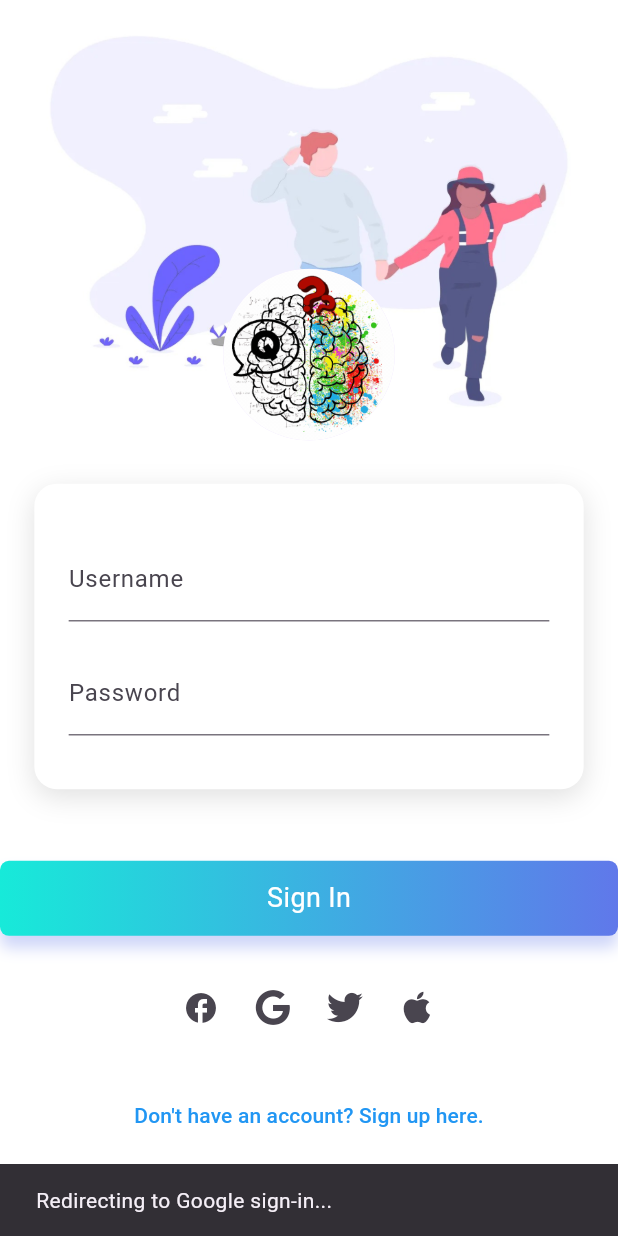
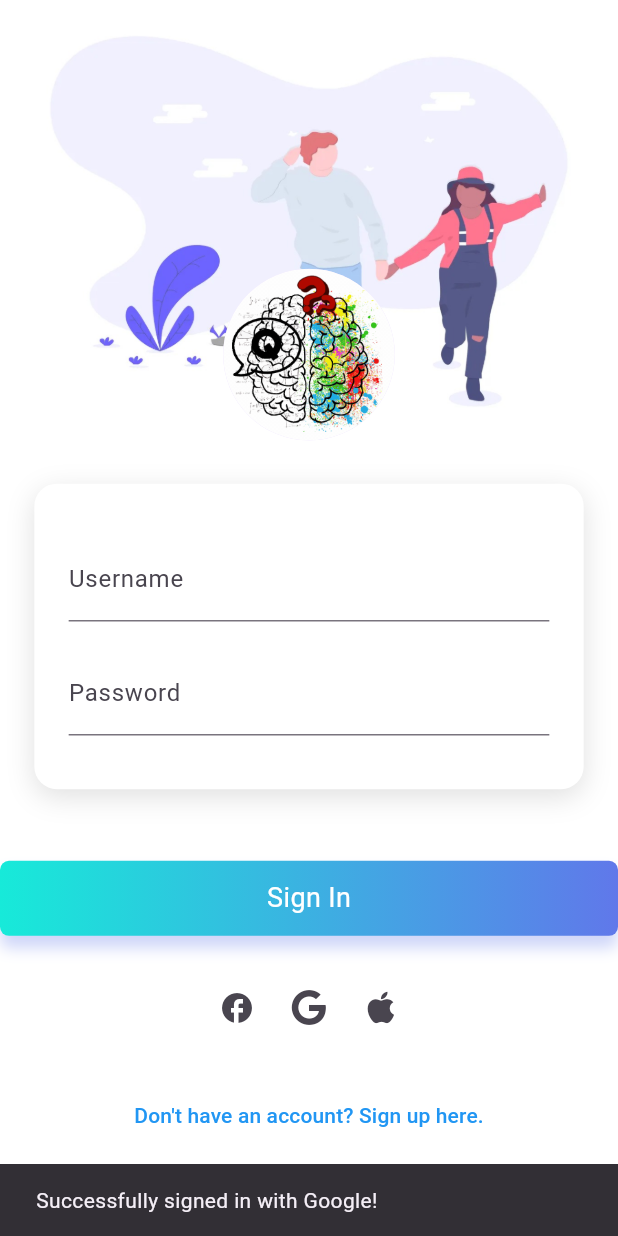
Before and after one commit to lamalover313/The-TriviaGO, a Flutter app: the screen it shows after launch, after a tap on an icon or button, on a phone screen of 412 x 824 dp. Run offline on Flutter 3.47's test engine with Material 3 defaults, Android fonts, the phone set to English and light mode, and no system bars; our stand-ins replace firebase_auth, firebase_core, flutter_screenutil, font_awesome_flutter, go_router, google_sign_in; accounts and stored records are empty; Roboto replaces fonts that are missing (Poppins-Bold).

Commit message:
google authorization

```diff
--- a/lib/pages/login_pages/social_icons/social_icons.dart
+++ b/lib/pages/login_pages/social_icons/social_icons.dart
@@ -1,21 +1,19 @@
 import 'package:flutter/material.dart';
-import 'social_platforms.dart';
-import 'social_snackbar.dart';
+import 'package:myapp/pages/login_pages/social_icons/social_platforms.dart';
 
 class SocialIcons extends StatelessWidget {
   const SocialIcons({super.key});
 
   @override
   Widget build(BuildContext context) {
+    final socialPlatforms = SocialPlatforms.getPlatforms(context);
+
     return Row(
       mainAxisAlignment: MainAxisAlignment.center,
       children: socialPlatforms.map((platform) {
         return IconButton(
           icon: Icon(platform['icon'] as IconData),
-          onPressed: () => showSnackbar(
-            context,
-            platform['message'] as String,
-          ),
+          onPressed: platform['onPressed'] as VoidCallback,
         );
       }).toList(),
     );
--- a/lib/pages/login_pages/social_icons/social_platforms.dart
+++ b/lib/pages/login_pages/social_icons/social_platforms.dart
@@ -1,21 +1,35 @@
 import 'package:flutter/material.dart';
 import 'package:font_awesome_flutter/font_awesome_flutter.dart';
+import 'package:myapp/pages/login_pages/social_icons/social_snackbar.dart';
+import 'package:myapp/services/auth_services.dart';
 
-final socialPlatforms = [
+
+class SocialPlatforms {
+  static List<Map<String, dynamic>> getPlatforms(BuildContext context) {
+    return [
       {
         'icon': Icons.facebook,
-    'message': 'Facebook sign-in is not supported yet, but it will be in the future!',
+        'onPressed': () {
+          SocialSnackbar.show(context, 'Facebook login is not supported yet.');
+        },
       },
       {
         'icon': FontAwesomeIcons.google,
-    'message': 'Redirecting to Google sign-in...', // cambiar segun el tiempo
+        'onPressed': () async {
+          try {
+            await AuthServices.signInWithGoogle();
+            SocialSnackbar.show(context, 'Successfully signed in with Google!');
+          } catch (e) {
+            SocialSnackbar.show(context, 'Google Sign-In failed: $e');
+          }
         },
-  {
-    'icon': FontAwesomeIcons.twitter,
-    'message': 'Twitter sign-in is not supported yet, but it will be in the future!',
       },
       {
         'icon': FontAwesomeIcons.apple,
-    'message': 'Apple sign-in is not supported yet, but it will be in the future!',
+        'onPressed': () {
+          SocialSnackbar.show(context, 'Apple login is not supported yet.');
+        },
       },
     ];
+  }
+}
--- a/lib/pages/login_pages/social_icons/social_snackbar.dart
+++ b/lib/pages/login_pages/social_icons/social_snackbar.dart
@@ -1,7 +1,9 @@
 import 'package:flutter/material.dart';
 
-void showSnackbar(BuildContext context, String message) {
-  ScaffoldMessenger.of(context).showSnackBar(
-    SnackBar(content: Text(message)),
-  );
+class SocialSnackbar {
+  static void show(BuildContext context, String message) {
+    ScaffoldMessenger.of(context).showSnackBar(
+      SnackBar(content: Text(message)),
+    );
+  }
 }
--- /dev/null
+++ b/lib/services/auth_services.dart
@@ -0,0 +1,57 @@
+import 'package:firebase_auth/firebase_auth.dart';
+import 'package:google_sign_in/google_sign_in.dart';
+
+class AuthServices {
+  static Future<User?> signInWithGoogle() async {
+    try {
+      final GoogleSignInAccount? googleUser = await GoogleSignIn().signIn();
+      final GoogleSignInAuthentication? googleAuth =
+          await googleUser?.authentication;
+
+      if (googleAuth == null) return null;
+
+      final AuthCredential credential = GoogleAuthProvider.credential(
+        accessToken: googleAuth.accessToken,
+        idToken: googleAuth.idToken,
+      );
+
+      final UserCredential userCredential =
+          await FirebaseAuth.instance.signInWithCredential(credential);
+
+      return userCredential.user;
+    } catch (e) {
+      print('Google sign-in failed: $e');
+      rethrow;
+    }
+  }
+
+  static Future<void> signOut() async {
+    await GoogleSignIn().signOut();
+    await FirebaseAuth.instance.signOut();
+  }
+}
+
+/**
+home: StreamBuilder<User?>(
+  stream: FirebaseAuth.instance.authStateChanges(),
+  builder: (BuildContext context, AsyncSnapshot<User?> snapshot) {
+    if(snapshot.hasError)
+      return Text(snapshot.error.toString());
+
+    if(snapshot.connectionState==ConnectionState.active){
+      if(snapshot.data==null)
+        return LoginPage()
+      else
+        return HomePage(title: FirebaseAuth.instance.currentUser!.displayName)
+      }
+    return Center(child: CircularProgressIndicator(),)
+)
+
+
+actions: [
+  IconButton(onPressed: () async{
+    await GoogleSignIn().signOut();
+    await FirebaseAuth.instance.signOut();
+  }, icon: Icon(Icons.power_settings_new))
+],
+**/
--- a/pubspec.yaml
+++ b/pubspec.yaml
@@ -39,6 +39,7 @@ dependencies:
   flutter_font_icons: ^2.2.7
   font_awesome_flutter: ^10.0.0
   go_router: ^14.6.1
+  google_sign_in: ^6.2.2
   firebase_auth: ^4.7.3  #se usa una version mas antigua para evitar problemas de compatibilidad con idx
   firebase_core: ^2.32.0
 
```
Also changed, not shown: lib/pages/home_page.dart (+8 -23 lines), lib/services/auth_streams.dart (added, +30 -0 lines), lib/widgets/sign_out_button.dart (added, +17 -0 lines), pubspec.lock. Lines whose indentation alone changed are shown as unchanged.
